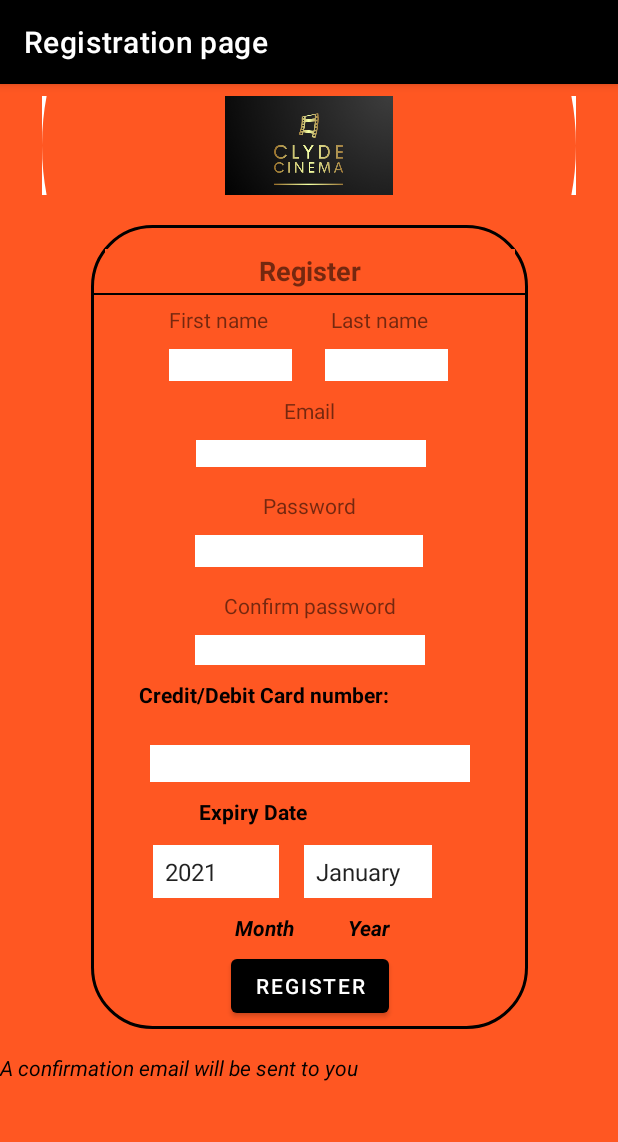
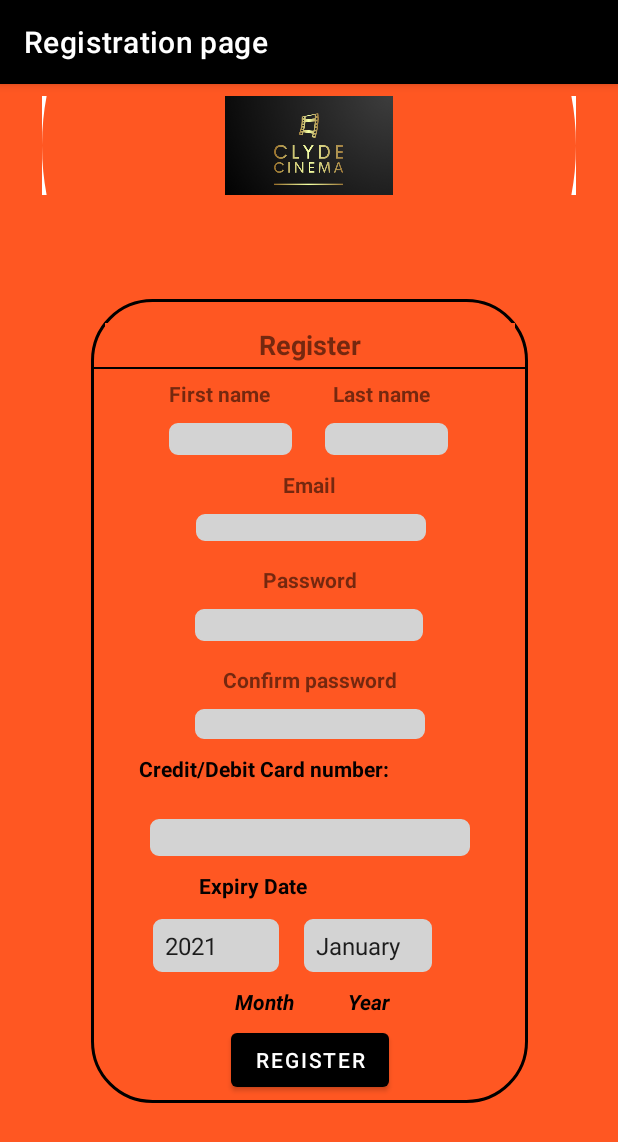
Before and after one commit to mohamedlafiteh/cinema-app-project, an Android app: the RegisterActivity screen opened directly, with no data from a screen before it, on a phone screen of 412 x 824 dp. Shown: the top 1142 px of the screen. Run offline under Robolectric (Android 15) with nearby library versions, the phone set to English and light mode, and no system bars.

Commit message:
Fix forms

```diff
--- a/app/src/main/AndroidManifest.xml
+++ b/app/src/main/AndroidManifest.xml
@@ -33,9 +33,9 @@
             android:label="Account page"
          />
         <activity
-            android:name=".MainActivity"
+            android:name=".LoginActivity"
            />
-        <activity  android:name=".LoginActivity">
+        <activity  android:name=".MainActivity" >
             <intent-filter>
                 <action android:name="android.intent.action.MAIN" />
 
--- a/app/src/main/java/com/example/cinemaapp/MainActivity.java
+++ b/app/src/main/java/com/example/cinemaapp/MainActivity.java
@@ -5,6 +5,7 @@ import androidx.appcompat.app.AppCompatActivity;
 
 import android.app.Activity;
 import android.content.Intent;
+import android.graphics.PorterDuff;
 import android.os.Bundle;
 import android.view.View;
 import android.widget.AdapterView;
--- a/app/src/main/java/com/example/cinemaapp/RegisterActivity.java
+++ b/app/src/main/java/com/example/cinemaapp/RegisterActivity.java
@@ -92,7 +92,7 @@ public class RegisterActivity extends AppCompatActivity implements AdapterView.O
                     editor.putString("confirmPassword", confirmpasswordValue);
                     editor.putString("cardNumber", cardnumberValue);
                     editor.apply();
-                    Toast.makeText(RegisterActivity.this, "User Registered!", Toast.LENGTH_SHORT).show();
+                    Toast.makeText(RegisterActivity.this, "User Registered. A confirmation email will be sent to you!", Toast.LENGTH_SHORT).show();
 
                     new Handler().postDelayed(new Runnable() {
                         @Override
--- a/app/src/main/res/layout/activity_register.xml
+++ b/app/src/main/res/layout/activity_register.xml
@@ -33,7 +33,7 @@
         android:layout_marginBottom="40dp"
         android:background="@drawable/rounded_border"
         android:orientation="vertical"
-        app:layout_constraintBottom_toTopOf="@+id/constraintLayout4"
+        app:layout_constraintBottom_toBottomOf="parent"
         app:layout_constraintEnd_toEndOf="parent"
         app:layout_constraintStart_toStartOf="parent"
         app:layout_constraintTop_toBottomOf="@+id/imageView">
@@ -66,13 +66,14 @@
             app:layout_constraintTop_toBottomOf="@+id/register_title_id" />
 
         <EditText
+            android:background="@drawable/rounded_spinner"
+            android:backgroundTint="@color/grey"
             android:id="@+id/name"
             android:layout_width="82dp"
             android:layout_height="21dp"
             android:layout_marginStart="52dp"
             android:layout_marginLeft="52dp"
             android:layout_marginTop="10dp"
-            android:background="#FFFFFF"
             android:ems="10"
             android:inputType="textPersonName"
             android:paddingLeft="10dp"
@@ -82,13 +83,14 @@
             app:layout_constraintTop_toBottomOf="@+id/textView12" />
 
         <EditText
+            android:background="@drawable/rounded_spinner"
+            android:backgroundTint="@color/grey"
             android:id="@+id/emailAddress"
             android:layout_width="153dp"
             android:layout_height="18dp"
             android:layout_marginTop="10dp"
-            android:background="#FFFFFF"
             android:ems="10"
-            android:inputType="textPersonName"
+            android:inputType="textEmailAddress"
             android:paddingLeft="10dp"
             android:text=""
             android:textColor="#B5AFAF"
@@ -98,13 +100,14 @@
             app:layout_constraintTop_toBottomOf="@+id/textView14" />
 
         <EditText
+            android:background="@drawable/rounded_spinner"
+            android:backgroundTint="@color/grey"
             android:id="@+id/LastName"
             android:layout_width="82dp"
             android:layout_height="21dp"
             android:layout_marginTop="10dp"
             android:layout_marginEnd="16dp"
             android:layout_marginRight="16dp"
-            android:background="#FFFFFF"
             android:ems="10"
             android:inputType="textPersonName"
             android:paddingLeft="10dp"
@@ -117,14 +120,15 @@
 
 
         <EditText
+            android:background="@drawable/rounded_spinner"
+            android:backgroundTint="@color/grey"
             android:id="@+id/PasswordRegistration"
             android:layout_width="152dp"
             android:layout_height="21dp"
             android:layout_marginTop="10dp"
-            android:background="#FFFFFF"
             android:ems="10"
             android:hapticFeedbackEnabled="false"
-            android:inputType="textPersonName"
+            android:inputType="textPassword"
             android:paddingLeft="10dp"
             android:text=""
             android:textColor="#B5AFAF"
@@ -134,13 +138,14 @@
             app:layout_constraintTop_toBottomOf="@+id/textView15" />
 
         <EditText
+            android:background="@drawable/rounded_spinner"
+            android:backgroundTint="@color/grey"
             android:id="@+id/PasswordConfirmation"
             android:layout_width="153dp"
             android:layout_height="20dp"
             android:layout_marginTop="10dp"
-            android:background="#FFFFFF"
             android:ems="10"
-            android:inputType="textPersonName"
+            android:inputType="textPassword"
             android:paddingLeft="10dp"
             android:text=""
             android:textColor="#B5AFAF"
@@ -155,7 +160,6 @@
             android:layout_marginTop="10dp"
             android:text="Credit/Debit Card number:"
             android:textColor="#040000"
-
             android:textStyle="bold"
             app:layout_constraintEnd_toEndOf="parent"
             app:layout_constraintHorizontal_bias="0.288"
@@ -163,23 +167,25 @@
             app:layout_constraintTop_toBottomOf="@+id/PasswordConfirmation" />
 
         <EditText
+            android:background="@drawable/rounded_spinner"
+            android:backgroundTint="@color/grey"
             android:id="@+id/CardNumber"
             android:layout_width="wrap_content"
             android:layout_height="wrap_content"
             android:layout_marginTop="10dp"
-            android:background="#FFFFFF"
             android:ems="10"
-            android:inputType="textPersonName"
+            android:inputType="number"
             app:layout_constraintEnd_toEndOf="parent"
             app:layout_constraintStart_toStartOf="parent"
             app:layout_constraintTop_toBottomOf="@+id/textView" />
 
         <Spinner
+            android:background="@drawable/rounded_spinner"
+            android:backgroundTint="@color/grey"
             android:id="@+id/SpinnerYear"
             android:layout_width="84dp"
             android:layout_height="35dp"
             android:layout_marginTop="10dp"
-            android:background="#FFFFFF"
             app:layout_constraintEnd_toStartOf="@+id/spinnerMonth"
             app:layout_constraintHorizontal_bias="0.712"
             app:layout_constraintStart_toStartOf="parent"
@@ -199,13 +205,14 @@
             app:layout_constraintTop_toBottomOf="@+id/CardNumber" />
 
         <Spinner
+            android:background="@drawable/rounded_spinner"
+            android:backgroundTint="@color/grey"
             android:id="@+id/spinnerMonth"
             android:layout_width="85dp"
             android:layout_height="35dp"
             android:layout_marginTop="10dp"
             android:layout_marginEnd="64dp"
             android:layout_marginRight="64dp"
-            android:background="#FFFFFF"
             app:layout_constraintEnd_toEndOf="parent"
             app:layout_constraintTop_toBottomOf="@+id/textView2" />
 
@@ -246,6 +253,7 @@
             app:layout_constraintTop_toBottomOf="@+id/textView3" />
 
         <TextView
+            android:textStyle="bold"
             android:id="@+id/textView12"
             android:layout_width="wrap_content"
             android:layout_height="wrap_content"
@@ -257,6 +265,7 @@
             app:layout_constraintTop_toBottomOf="@+id/register_title_id" />
 
         <TextView
+            android:textStyle="bold"
             android:id="@+id/textView14"
             android:layout_width="wrap_content"
             android:layout_height="wrap_content"
@@ -267,6 +276,7 @@
             app:layout_constraintTop_toBottomOf="@+id/name" />
 
         <TextView
+            android:textStyle="bold"
             android:id="@+id/textView13"
             android:layout_width="wrap_content"
             android:layout_height="wrap_content"
@@ -280,6 +290,7 @@
             app:layout_constraintTop_toBottomOf="@+id/register_title_id" />
 
         <TextView
+            android:textStyle="bold"
             android:id="@+id/textView15"
             android:layout_width="wrap_content"
             android:layout_height="wrap_content"
@@ -290,6 +301,7 @@
             app:layout_constraintTop_toBottomOf="@+id/emailAddress" />
 
         <TextView
+            android:textStyle="bold"
             android:id="@+id/textView16"
             android:layout_width="wrap_content"
             android:layout_height="wrap_content"
@@ -301,16 +313,6 @@
 
     </androidx.constraintlayout.widget.ConstraintLayout>
 
-    <TextView
-        android:id="@+id/textView5"
-        android:layout_width="290dp"
-        android:layout_height="24dp"
-        android:layout_marginTop="16dp"
-        android:text="A confirmation email will be sent to you"
-        android:textColor="#020101"
-        android:textStyle="italic"
-        app:layout_constraintTop_toBottomOf="@+id/constraintLayout2"
-        tools:layout_editor_absoluteX="60dp" />
 
 
 </androidx.constraintlayout.widget.ConstraintLayout>
--- a/app/src/main/res/values/colors.xml
+++ b/app/src/main/res/values/colors.xml
@@ -7,4 +7,5 @@
     <color name="teal_700">#FF018786</color>
     <color name="black">#FF000000</color>
     <color name="white">#FFFFFFFF</color>
+    <color name="grey">#D3D3D3</color>
 </resources>
```
Also changed, not shown: app/src/main/res/layout/activity_login.xml (+18 -20 lines), app/src/main/res/layout/activity_main.xml (+11 -1 lines), app/src/main/res/drawable/rounded_spinner.xml (line endings or trailing spaces).
